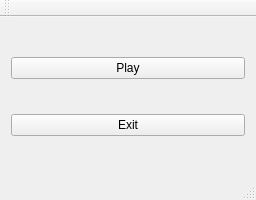
Before: the Qt Designer form mainwindow.ui in T1kon/Project-S2, drawn with Qt 5.
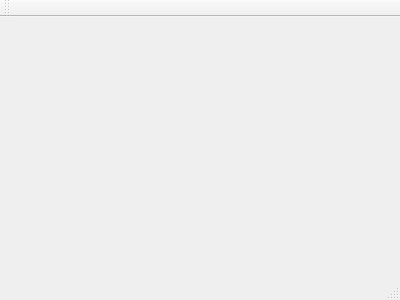
After: the same form once the commit is applied.

Diff of the .ui file:
```diff
--- a/mainwindow.ui
+++ b/mainwindow.ui
@@ -2,60 +2,24 @@
 <ui version="4.0">
  <class>MainWindow</class>
  <widget class="QMainWindow" name="MainWindow">
-  <property name="enabled">
-   <bool>true</bool>
-  </property>
   <property name="geometry">
    <rect>
     <x>0</x>
     <y>0</y>
-    <width>256</width>
-    <height>200</height>
+    <width>400</width>
+    <height>300</height>
    </rect>
   </property>
   <property name="sizePolicy">
-   <sizepolicy hsizetype="Preferred" vsizetype="Preferred">
+   <sizepolicy hsizetype="Fixed" vsizetype="Fixed">
     <horstretch>0</horstretch>
     <verstretch>0</verstretch>
    </sizepolicy>
   </property>
-  <property name="minimumSize">
-   <size>
-    <width>0</width>
-    <height>0</height>
-   </size>
-  </property>
-  <property name="maximumSize">
-   <size>
-    <width>16777215</width>
-    <height>16777215</height>
-   </size>
-  </property>
   <property name="windowTitle">
    <string>Project S2</string>
   </property>
-  <widget class="QWidget" name="centralWidget">
-   <layout class="QHBoxLayout" name="horizontalLayout">
-    <item>
-     <layout class="QVBoxLayout" name="verticalLayout">
-      <item>
-       <widget class="QPushButton" name="playButton">
-        <property name="text">
-         <string>Play</string>
-        </property>
-       </widget>
-      </item>
-      <item>
-       <widget class="QPushButton" name="exitButton">
-        <property name="text">
-         <string>Exit</string>
-        </property>
-       </widget>
-      </item>
-     </layout>
-    </item>
-   </layout>
-  </widget>
+  <widget class="QWidget" name="centralWidget"/>
   <widget class="QMenuBar" name="menuBar">
    <property name="geometry">
     <rect>
```
Left out of the diff: 4 changed lines with no effect on the pictures.
